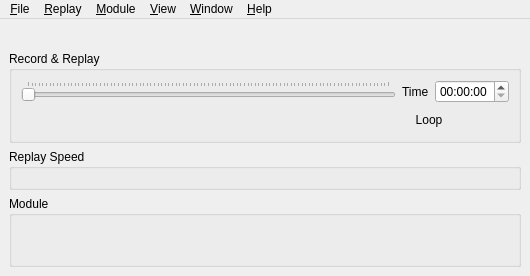
till213/SkyDolly, file src/UserInterface/src/MainWindow.ui: the form before one commit.
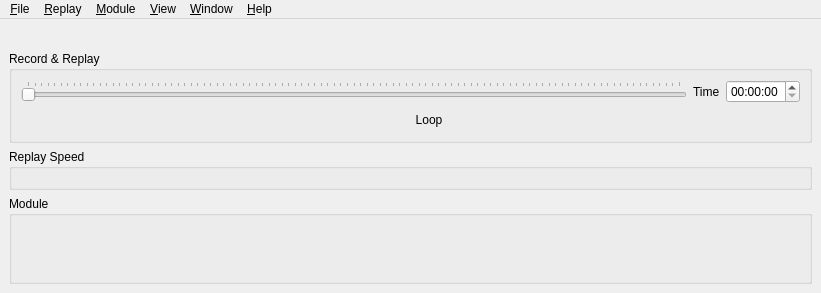
The form after the commit. Icons and pictures are not drawn. Custom widgets are drawn as their Qt base class.

The edit to the form file:
```diff
--- a/src/UserInterface/src/MainWindow.ui
+++ b/src/UserInterface/src/MainWindow.ui
@@ -6,8 +6,8 @@
    <rect>
     <x>0</x>
     <y>0</y>
-    <width>516</width>
-    <height>276</height>
+    <width>821</width>
+    <height>293</height>
    </rect>
   </property>
   <property name="sizePolicy">
@@ -350,8 +350,8 @@
     <rect>
      <x>0</x>
      <y>0</y>
-     <width>516</width>
-     <height>21</height>
+     <width>821</width>
+     <height>22</height>
     </rect>
    </property>
    <widget class="QMenu" name="fileMenu">
```
Left out of the diff: 26 changed lines with no effect on the pictures.
